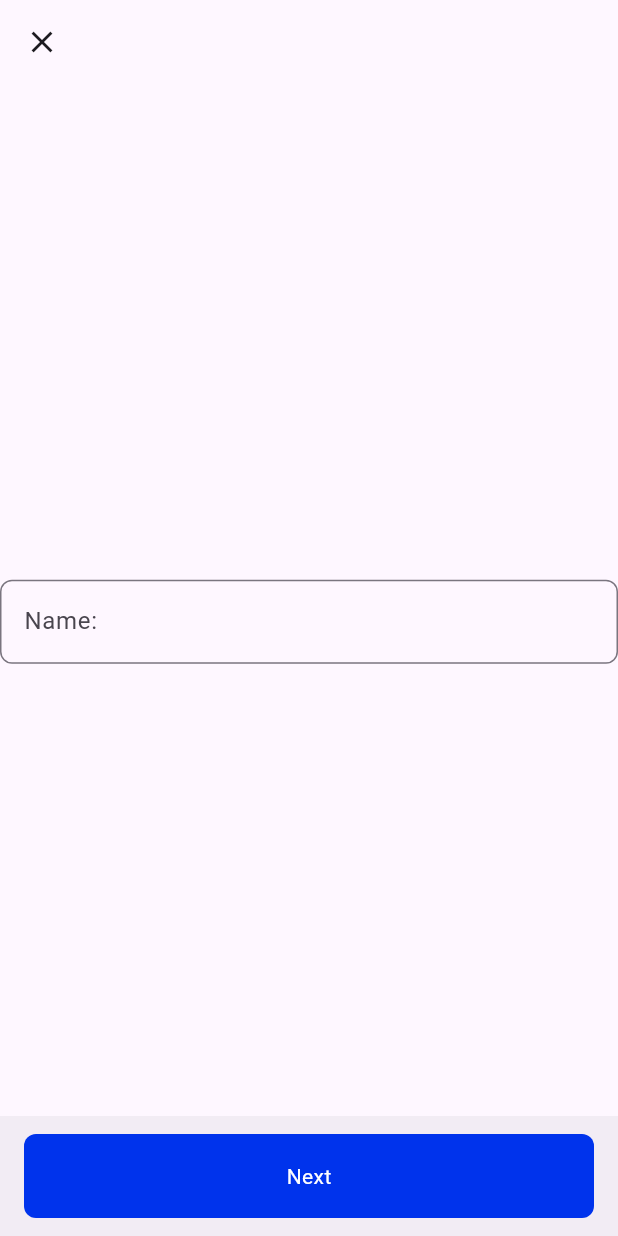
After one commit to BondarevAD/calories_counter, a Flutter app: the screen it shows after launch, after a tap on "Create new account", on a phone screen of 412 x 824 dp. The commit adds this screen. Run offline on Flutter 3.47's test engine with Material 3 defaults, Android fonts, the phone set to English and light mode, and no system bars; our stand-ins replace get.

Commit message:
Build signup page: build basic design

```diff
--- a/lib/presentation/pages/auth_page/auth_page.dart
+++ b/lib/presentation/pages/auth_page/auth_page.dart
@@ -1,9 +1,11 @@
 import 'dart:io';
 
+import 'package:calories_counter/presentation/pages/sign_up_page/sign_up_page.dart';
 import 'package:calories_counter/presentation/resources/AppResources.dart';
 import 'package:calories_counter/presentation/widgets/app_button.dart';
 import 'package:calories_counter/presentation/widgets/app_outlined_button.dart';
 import 'package:flutter/material.dart';
+import 'package:get/route_manager.dart';
 
 class AuthPage extends StatelessWidget {
   const AuthPage({super.key});
@@ -52,14 +54,14 @@ class AuthPage extends StatelessWidget {
                 ),
               ],
             ),
-          SizedBox(
+          const SizedBox(
             height: 10,
           ),
           const AppOutlinedButton(
             text: "Login with phone",
             icon: AppAssetImage.phone,
           ),
-          SizedBox(
+          const SizedBox(
             height: 10,
           ),
           const Row(
@@ -68,11 +70,12 @@ class AuthPage extends StatelessWidget {
               Text("or"),
             ],
           ),
-          SizedBox(
+          const SizedBox(
             height: 10,
           ),
-          const AppButton(
+          AppButton(
             text: "Create new account",
+            onTap: () => Get.to(const SignUpPage()),
           ),
         ],
       ),
--- /dev/null
+++ b/lib/presentation/pages/sign_up_page/parts/name_part.dart
@@ -0,0 +1,18 @@
+import 'package:calories_counter/presentation/widgets/app_text_field.dart';
+import 'package:flutter/material.dart';
+
+class NamePart extends StatelessWidget {
+  const NamePart({super.key});
+
+  @override
+  Widget build(BuildContext context) {
+    return const Column(
+      children: [
+        AppTextField(
+          label: "",
+          hintText: "Name:",
+        ),
+      ],
+    );
+  }
+}
--- /dev/null
+++ b/lib/presentation/pages/sign_up_page/sign_up_page.dart
@@ -0,0 +1,79 @@
+import 'package:calories_counter/presentation/pages/sign_up_page/parts/height_part.dart';
+import 'package:calories_counter/presentation/pages/sign_up_page/parts/name_part.dart';
+import 'package:calories_counter/presentation/pages/sign_up_page/parts/type_part.dart';
+import 'package:calories_counter/presentation/pages/sign_up_page/parts/weight_part.dart';
+import 'package:calories_counter/presentation/utils/sign_up_parts.dart';
+import 'package:calories_counter/presentation/widgets/app_button.dart';
+import 'package:flutter/material.dart';
+import 'package:get/route_manager.dart';
+
+class SignUpPage extends StatefulWidget {
+  const SignUpPage({super.key});
+
+  @override
+  State<SignUpPage> createState() => _SignUpPageState();
+}
+
+class _SignUpPageState extends State<SignUpPage> {
+  SignUpParts part = SignUpParts.name;
+
+  void goNextPart() {
+    switch (part) {
+      case SignUpParts.name:
+        setState(() {
+          part = SignUpParts.height;
+        });
+      case SignUpParts.height:
+        setState(() {
+          part = SignUpParts.weight;
+        });
+      case SignUpParts.weight:
+        setState(() {
+          part = SignUpParts.type;
+        });
+      case SignUpParts.type:
+    }
+  }
+
+  @override
+  Widget build(BuildContext context) {
+    return Scaffold(
+      appBar: AppBar(
+        leading: IconButton(
+            onPressed: () => Get.back(),
+            icon: const Icon(
+              Icons.close,
+            )),
+      ),
+      body: Column(
+        mainAxisAlignment: MainAxisAlignment.center,
+        children: [
+          _body,
+        ],
+      ),
+      bottomNavigationBar: BottomAppBar(
+        child: _buttonNext,
+      ),
+    );
+  }
+
+  Widget get _body {
+    switch (part) {
+      case SignUpParts.name:
+        return const NamePart();
+      case SignUpParts.height:
+        return const HeightPart();
+      case SignUpParts.weight:
+        return const WeightPart();
+      case SignUpParts.type:
+        return const TypePart();
+    }
+  }
+
+  Widget get _buttonNext {
+    return AppButton(
+      text: "Next",
+      onTap: goNextPart,
+    );
+  }
+}
--- /dev/null
+++ b/lib/presentation/utils/sign_up_parts.dart
@@ -0,0 +1,6 @@
+enum SignUpParts {
+  name,
+  height,
+  weight,
+  type,
+}
--- /dev/null
+++ b/lib/presentation/widgets/app_text_field.dart
@@ -0,0 +1,54 @@
+import 'package:flutter/material.dart';
+
+class AppTextField extends StatelessWidget {
+  final String label;
+  final String hintText;
+  final String? bottomText;
+  final TextEditingController? controller;
+  final TextStyle? style;
+  final FormFieldValidator<String>? validator;
+  final Function(String)? onChanged;
+
+  const AppTextField({
+    super.key,
+    required this.label,
+    required this.hintText,
+    this.bottomText,
+    this.controller,
+    this.style,
+    this.validator,
+    this.onChanged,
+  });
+
+  @override
+  Widget build(BuildContext context) {
+    final bottomLabel = bottomText;
+    return Column(
+      crossAxisAlignment: CrossAxisAlignment.start,
+      children: [
+        Text(
+          label,
+        ),
+        const SizedBox(height: 8),
+        TextFormField(
+          validator: validator,
+          controller: controller,
+          onChanged: onChanged,
+          decoration: InputDecoration(
+            border: OutlineInputBorder(
+              borderRadius: BorderRadius.circular(8),
+            ),
+            hintText: hintText,
+          ),
+          style: style,
+        ),
+        if (bottomLabel != null) ...[
+          const SizedBox(height: 8),
+          Text(
+            bottomLabel,
+          ),
+        ],
+      ],
+    );
+  }
+}
```
Also changed, not shown: lib/presentation/pages/sign_up_page/parts/height_part.dart (added, +14 -0 lines), lib/presentation/pages/sign_up_page/parts/type_part.dart (added, +14 -0 lines), lib/presentation/pages/sign_up_page/parts/weight_part.dart (added, +14 -0 lines).
